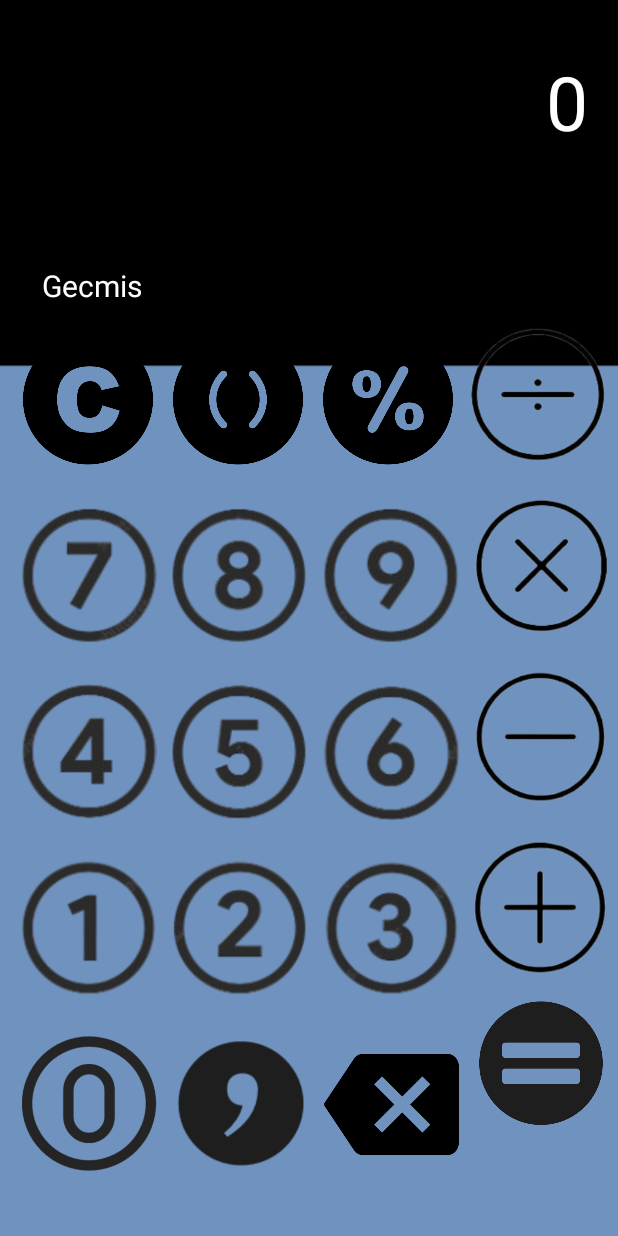
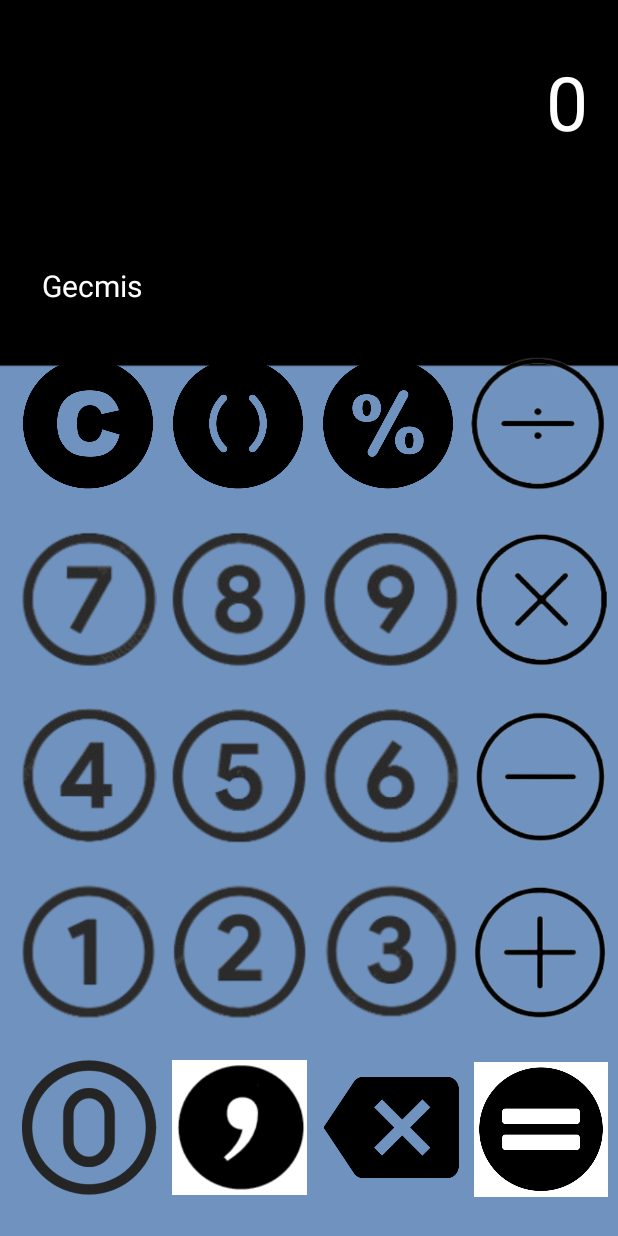
Before and after one commit to idrisazim/Calculator, an Android app: the screen it shows after launch (MainActivity), after a tap on an icon or button, on a phone screen of 412 x 824 dp. Run offline under Robolectric (Android 15) with nearby library versions, the phone set to English and light mode, and no system bars; 1 other tap on this screen came first.

Commit message:
new stuff

```diff
--- a/app/src/main/java/com/example/calculator/MainActivity.kt
+++ b/app/src/main/java/com/example/calculator/MainActivity.kt
@@ -13,7 +13,6 @@ class MainActivity : AppCompatActivity() {
     private lateinit var binding: ActivityMainBinding
     private var girdi = ""
     private var ilkIslenen = 0f
-    private var sonuc = 0f
     private var gecmis = ""
     private var currentInput = 0f
 
@@ -85,7 +84,6 @@ class MainActivity : AppCompatActivity() {
         ilkIslenen = 0f
         binding.islemText.text = ""
         binding.operatorSign.text = ""
-        sonuc = 0f
         binding.sonuc.text = ""
         gecmis = ""
 
@@ -113,7 +111,7 @@ class MainActivity : AppCompatActivity() {
         binding.islemText.text = ilkIslenen.toString()
 
         girdi = ""
-        gecmis+= "$ilkIslenen\n+ "
+        gecmis+= "$ilkIslenen+ "
     }
     private fun ekleFloat() {
         val currentInput = girdi.toFloatOrNull() ?: 0f
@@ -122,7 +120,7 @@ class MainActivity : AppCompatActivity() {
         binding.islemText.text = ilkIslenen.toString()
 
         girdi = ""
-        gecmis+= "$ilkIslenen\n+ "
+        gecmis+= "$ilkIslenen+ "
     }
     private fun cikarma() {
         val currentInput = girdi.toIntOrNull() ?: 0
@@ -205,7 +203,7 @@ class MainActivity : AppCompatActivity() {
         binding.operatorSign.text = ""
 
         gecmis += "$currentInput = $ilkIslenen\n"
-
+        ilkIslenen = 0f
         girdi = ""
     }
 
--- a/app/src/main/res/layout/activity_main.xml
+++ b/app/src/main/res/layout/activity_main.xml
@@ -12,7 +12,6 @@
         android:id="@+id/sil"
         android:layout_width="100dp"
         android:layout_height="90dp"
-        android:layout_marginBottom="15dp"
         app:layout_constraintBottom_toBottomOf="parent"
         app:layout_constraintEnd_toStartOf="@+id/esit"
         app:layout_constraintStart_toEndOf="@+id/virgulSayi"
@@ -24,7 +23,6 @@
         android:layout_width="100dp"
         android:layout_height="90dp"
         android:layout_marginEnd="1dp"
-        android:layout_marginBottom="16dp"
         app:layout_constraintBottom_toBottomOf="parent"
         app:layout_constraintEnd_toStartOf="@+id/sil"
         app:layout_constraintStart_toEndOf="@+id/sifirSayi"
@@ -36,7 +34,6 @@
         android:layout_width="100dp"
         android:layout_height="90dp"
         android:layout_marginStart="9dp"
-        android:layout_marginBottom="16dp"
         app:layout_constraintBottom_toBottomOf="parent"
         app:layout_constraintEnd_toStartOf="@+id/virgulSayi"
         app:layout_constraintStart_toStartOf="parent"
@@ -80,12 +77,11 @@
         android:layout_width="100dp"
         android:layout_height="90dp"
         android:layout_marginEnd="2dp"
-        android:layout_marginBottom="16dp"
         app:layout_constraintBottom_toBottomOf="parent"
         app:layout_constraintEnd_toEndOf="parent"
         app:layout_constraintStart_toEndOf="@+id/sil"
         app:layout_constraintTop_toBottomOf="@+id/ucSayi"
-        app:layout_constraintVertical_bias="0.0"
+        app:layout_constraintVertical_bias="0.52"
         app:srcCompat="@drawable/equal" />
 
     <ImageView
@@ -103,7 +99,7 @@
         android:id="@+id/bolme"
         android:layout_width="100dp"
         android:layout_height="90dp"
-        android:layout_marginTop="194dp"
+        android:layout_marginTop="210dp"
         android:layout_marginEnd="4dp"
         app:layout_constraintBottom_toTopOf="@+id/carpma"
         app:layout_constraintEnd_toEndOf="parent"
@@ -115,7 +111,7 @@
         android:id="@+id/parantez"
         android:layout_width="100dp"
         android:layout_height="90dp"
-        android:layout_marginTop="194dp"
+        android:layout_marginTop="210dp"
         app:layout_constraintBottom_toTopOf="@+id/sekizSayi"
         app:layout_constraintEnd_toStartOf="@+id/yuzde"
         app:layout_constraintStart_toEndOf="@+id/hepsiniSil"
@@ -128,7 +124,7 @@
         android:layout_width="100dp"
         android:layout_height="90dp"
         android:layout_marginStart="9dp"
-        android:layout_marginTop="194dp"
+        android:layout_marginTop="210dp"
         app:layout_constraintBottom_toTopOf="@+id/yediSayi"
         app:layout_constraintEnd_toStartOf="@+id/parantez"
         app:layout_constraintStart_toStartOf="parent"
@@ -214,7 +210,7 @@
         android:id="@+id/yuzde"
         android:layout_width="100dp"
         android:layout_height="90dp"
-        android:layout_marginTop="194dp"
+        android:layout_marginTop="210dp"
         app:layout_constraintBottom_toTopOf="@+id/dokuzSayi"
         app:layout_constraintEnd_toStartOf="@+id/bolme"
         app:layout_constraintStart_toEndOf="@+id/parantez"
```
Also changed, not shown: app/src/main/res/drawable/equal.png, app/src/main/res/drawable/virgul.png.
